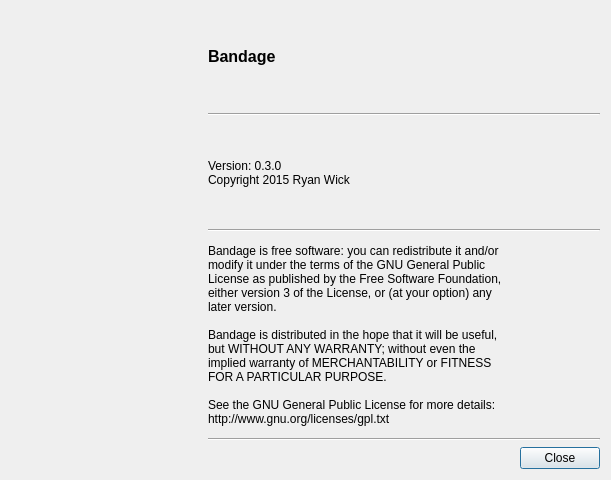
Qt form ui/aboutdialog.ui (rrwick/Bandage) before a commit.
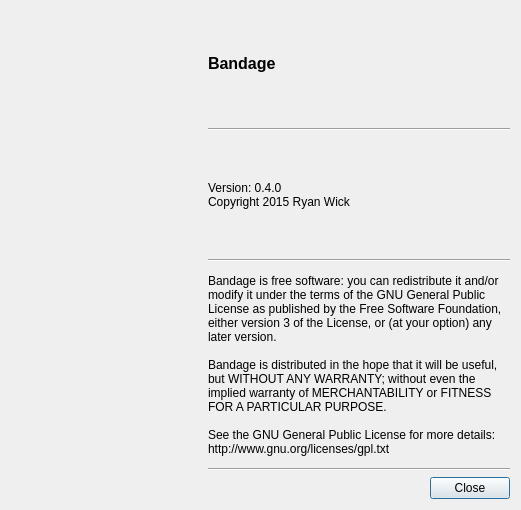
The same form after that commit. Icons and pictures are not drawn.

```diff
--- a/ui/aboutdialog.ui
+++ b/ui/aboutdialog.ui
@@ -6,8 +6,8 @@
    <rect>
     <x>0</x>
     <y>0</y>
-    <width>611</width>
-    <height>480</height>
+    <width>521</width>
+    <height>510</height>
    </rect>
   </property>
   <property name="windowTitle">
@@ -117,7 +117,7 @@
           </size>
          </property>
          <property name="text">
-          <string>Version: 0.3.0
+          <string>Version: 0.4.0
 Copyright 2015 Ryan Wick</string>
          </property>
          <property name="wordWrap">
```
